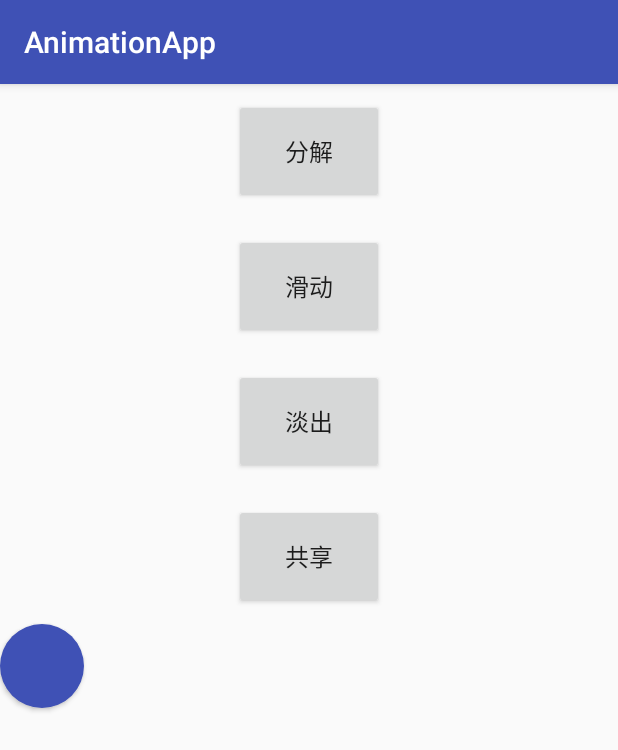
After one commit to pxhbb1224/AnimationApp, an Android app: the SkipActivity screen opened directly, with no data from a screen before it, on a phone screen of 412 x 824 dp. The commit adds this screen. Shown: the top 750 px of the screen. Run offline under Robolectric (Android 15) with nearby library versions, the phone set to English and light mode, and no system bars.

Commit message:
MOD activity切换动画

```diff
--- a/app/src/main/AndroidManifest.xml
+++ b/app/src/main/AndroidManifest.xml
@@ -24,6 +24,8 @@
     <activity android:name=".activity.SVGAnimActivity" />
     <activity android:name=".activity.ValueAnimActivity" />
     <activity android:name=".activity.RecyclerActivity" />
+    <activity android:name=".activity.SkipActivity" />
+    <activity android:name=".activity.SkipActivityB" />
   </application>
 
 </manifest>
--- /dev/null
+++ b/app/src/main/res/drawable/shape_oval_round.xml
@@ -0,0 +1,8 @@
+<?xml version="1.0" encoding="utf-8"?>
+<shape
+    xmlns:android="http://schemas.android.com/apk/res/android"
+    android:shape="oval">
+  <solid android:color="@color/colorPrimary" />
+  <size android:height="56dp" android:width="56dp" />
+
+</shape>
--- a/app/src/main/res/layout/activity_recycler_view.xml
+++ b/app/src/main/res/layout/activity_recycler_view.xml
@@ -12,6 +12,7 @@
       android:layout_width="match_parent"
       android:layout_height="0dp"
       android:layout_weight="1"
+
       />
 
   <RelativeLayout
@@ -26,7 +27,6 @@
         android:layout_height="60dp"
         android:entries="@array/recycler_view_orientation"
         android:layout_alignParentStart="true"
-        android:layout_toStartOf="@id/btn_recycler_add"
         android:layout_marginEnd="30dp"
         />
     <Button
@@ -35,6 +35,7 @@
         android:layout_height="60dp"
         android:layout_alignParentEnd="true"
         android:text="@string/btn_test_delete"
+        android:onClick="deleteRecycler"
         />
     <Button
         android:id="@+id/btn_recycler_add"
@@ -42,6 +43,8 @@
         android:layout_height="60dp"
         android:text="@string/btn_text_add"
         android:layout_toStartOf="@id/btn_recycler_delete"
+        android:layout_toEndOf="@id/spinner"
+        android:onClick="addRecycler"
         />
   </RelativeLayout>
 </LinearLayout>
--- /dev/null
+++ b/app/src/main/res/layout/activity_skip_a.xml
@@ -0,0 +1,37 @@
+<?xml version="1.0" encoding="utf-8"?>
+<LinearLayout
+    xmlns:android="http://schemas.android.com/apk/res/android"
+    android:orientation="vertical"
+    android:layout_width="match_parent"
+    android:layout_height="match_parent"
+    >
+
+  <Button
+      style="@style/LinearLayout.SingleButton.Skip"
+      android:onClick="explode"
+      android:text="@string/btn_text_explode"
+      />
+
+  <Button
+      style="@style/LinearLayout.SingleButton.Skip"
+      android:onClick="slide"
+      android:text="@string/btn_text_slide"
+      />
+
+  <Button
+      style="@style/LinearLayout.SingleButton.Skip"
+      android:onClick="fade"
+      android:text="@string/btn_text_fade"
+      />
+
+  <Button
+      style="@style/LinearLayout.SingleButton.Skip"
+      android:onClick="share"
+      android:text="@string/btn_text_share"
+      />
+
+  <Button
+      android:id="@+id/btn_skip_fab"
+      style="@style/SkipButtonFab"
+      />
+</LinearLayout>
--- a/app/src/main/res/values/colors.xml
+++ b/app/src/main/res/values/colors.xml
@@ -6,4 +6,5 @@
   <color name="gold_1">#FFD700</color>
   <color name="DeepSkyBlue">#00BFFF</color>
   <color name="LightSteelBlue_1">#CAE1FF</color>
+  <color name="Bisque1">#FFE4C4</color>
 </resources>
--- a/app/src/main/res/values/strings.xml
+++ b/app/src/main/res/values/strings.xml
@@ -32,4 +32,11 @@
   <string name="btn_text_show">暂时只是显示</string>
   <string name="btn_text_add">ADD</string>
   <string name="btn_test_delete">DELETE</string>
+  <string name="title_recycler_view">RecyclerView</string>
+
+  <string name="btn_text_explode">分解</string>
+  <string name="btn_text_slide">滑动</string>
+  <string name="btn_text_fade">淡出</string>
+  <string name="btn_text_share">共享</string>
+  <string name="btn_text_fab">组合</string>
 </resources>
--- a/app/src/main/res/values/styles.xml
+++ b/app/src/main/res/values/styles.xml
@@ -35,4 +35,16 @@
     <item name="android:layout_gravity">center_horizontal</item>
     <item name="android:layout_margin">10dp</item>
   </style>
+  <style name="LinearLayout.SingleButton.Skip">
+    <item name="android:height">70dp</item>
+    <item name="android:layout_width">100dp</item>
+  </style>
+
+  <style name="SkipButtonFab">
+    <item name="android:layout_height">56dp</item>
+    <item name="android:layout_width">56dp</item>
+    <item name="android:elevation">5dp</item>
+    <item name="android:background">@drawable/shape_oval_round</item>
+    <item name="android:transitionName">@string/btn_text_fab</item>
+  </style>
 </resources>
```
Also changed, not shown: app/src/main/java/com/example/huangwei/animationapp/RecyclerAdapter.java (+11 -8 lines), app/src/main/java/com/example/huangwei/animationapp/activity/MainActivity.java (+8 -0 lines), app/src/main/java/com/example/huangwei/animationapp/activity/RecyclerActivity.java (+46 -3 lines), app/src/main/java/com/example/huangwei/animationapp/activity/SkipActivity.java (added, +50 -0 lines), app/src/main/java/com/example/huangwei/animationapp/activity/SkipActivityB.java (added, +44 -0 lines), app/src/main/res/layout/activity_skip_b.xml (added, +42 -0 lines), app/src/main/res/layout/recycler_string_item.xml (added, +13 -0 lines), app/src/main/res/values/string_array_res.xml (+2 -5 lines).
